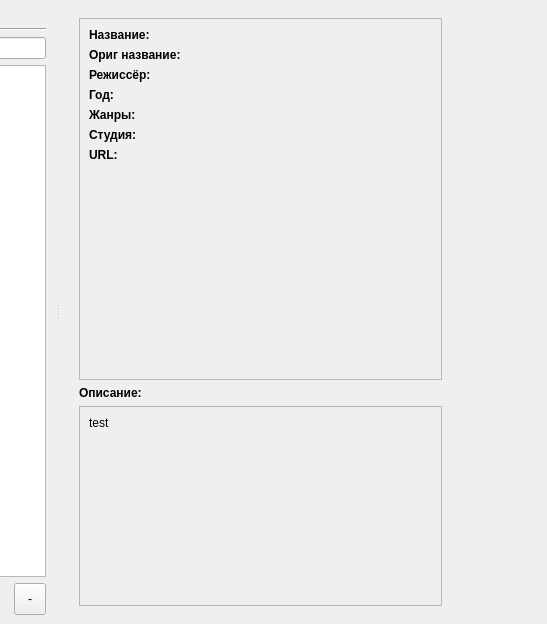
LibertaSoft/DatabaseAnime, file mainwindow.ui: the form before one commit; both pictures show x 145 to 692 and y 0 to 624 of the 911 by 624 pixel window.
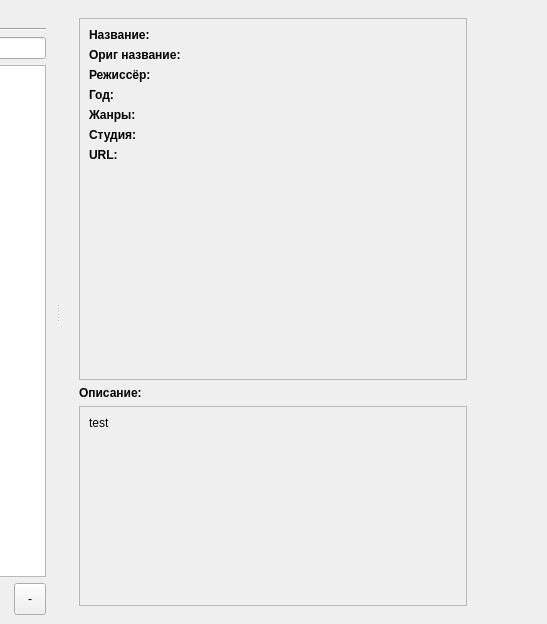
The form after the commit. The open tabs and pages were chosen to show the change. Icons and pictures are not drawn.

Patch:
```diff
--- a/mainwindow.ui
+++ b/mainwindow.ui
@@ -424,8 +424,8 @@
                 <rect>
                  <x>0</x>
                  <y>0</y>
-                 <width>143</width>
-                 <height>201</height>
+                 <width>387</width>
+                 <height>308</height>
                 </rect>
                </property>
                <layout class="QFormLayout" name="formLayout_4">
@@ -632,8 +632,8 @@
                 <rect>
                  <x>0</x>
                  <y>0</y>
-                 <width>45</width>
-                 <height>39</height>
+                 <width>387</width>
+                 <height>198</height>
                 </rect>
                </property>
                <layout class="QVBoxLayout" name="verticalLayout_5">
@@ -665,21 +665,21 @@
           <item>
            <widget class="QLabel" name="Lbl_ImageCover">
             <property name="sizePolicy">
-             <sizepolicy hsizetype="Preferred" vsizetype="Preferred">
+             <sizepolicy hsizetype="Fixed" vsizetype="Fixed">
               <horstretch>1</horstretch>
               <verstretch>3</verstretch>
              </sizepolicy>
             </property>
             <property name="minimumSize">
              <size>
-              <width>230</width>
+              <width>180</width>
               <height>420</height>
              </size>
             </property>
             <property name="maximumSize">
              <size>
-              <width>300</width>
-              <height>530</height>
+              <width>275</width>
+              <height>825</height>
              </size>
             </property>
             <property name="sizeIncrement">
```
Left out of the diff: 2 changed lines with no effect on the pictures.
